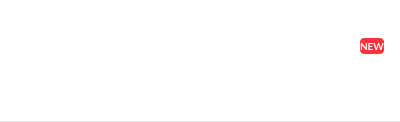
Above: src/MEGASync/gui/macx/AlertItem.ui from meganz/MEGAsync before the change. Below: the same form after it.
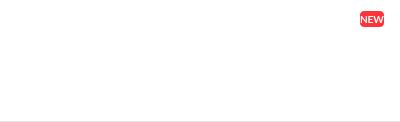
That is the form after the change. The open tabs and pages were chosen to show the change. Icons and pictures are not drawn. Custom widgets are drawn as their Qt base class.

Commit message: UI fixes and adjustments for alert widget

What changed in the file:
```diff
--- a/src/MEGASync/gui/macx/AlertItem.ui
+++ b/src/MEGASync/gui/macx/AlertItem.ui
@@ -33,7 +33,7 @@
   </property>
   <layout class="QVBoxLayout" name="verticalLayout">
    <property name="spacing">
-    <number>10</number>
+    <number>11</number>
    </property>
    <property name="leftMargin">
     <number>0</number>
@@ -48,17 +48,17 @@
     <number>0</number>
    </property>
    <item>
-    <widget class="QWidget" name="widget_2" native="true">
+    <widget class="QWidget" name="wContainer" native="true">
      <property name="minimumSize">
       <size>
        <width>0</width>
-       <height>0</height>
+       <height>121</height>
       </size>
      </property>
      <property name="maximumSize">
       <size>
        <width>16777215</width>
-       <height>16777215</height>
+       <height>121</height>
       </size>
      </property>
      <layout class="QVBoxLayout" name="verticalLayout_2">
@@ -69,25 +69,46 @@
        <number>0</number>
       </property>
       <property name="topMargin">
-       <number>10</number>
+       <number>7</number>
       </property>
       <property name="rightMargin">
        <number>0</number>
       </property>
       <property name="bottomMargin">
-       <number>0</number>
+       <number>7</number>
       </property>
       <item>
        <widget class="QWidget" name="wTitle" native="true">
         <layout class="QHBoxLayout" name="horizontalLayout_4">
+         <property name="spacing">
+          <number>4</number>
+         </property>
          <property name="leftMargin">
-          <number>21</number>
+          <number>16</number>
          </property>
          <property name="topMargin">
           <number>0</number>
          </property>
          <property name="rightMargin">
           <number>16</number>
+         </property>
+         <property name="bottomMargin">
+          <number>0</number>
+         </property>
+         <item>
+          <widget class="QWidget" name="wNotificationIcon" native="true">
+           <layout class="QHBoxLayout" name="horizontalLayout_5">
+            <property name="spacing">
+             <number>0</number>
+            </property>
+            <property name="leftMargin">
+             <number>0</number>
+            </property>
+            <property name="topMargin">
+             <number>0</number>
+            </property>
+            <property name="rightMargin">
+             <number>0</number>
          </property>
          <property name="bottomMargin">
           <number>0</number>
@@ -115,17 +136,15 @@
            <property name="text">
             <string/>
            </property>
-           <property name="icon">
-            <iconset>
-             <normalon>:/images/share_arrow.png</normalon>
-            </iconset>
-           </property>
            <property name="iconSize">
             <size>
              <width>10</width>
              <height>8</height>
             </size>
            </property>
+             </widget>
+            </item>
+           </layout>
           </widget>
          </item>
          <item>
@@ -138,32 +157,84 @@
            </property>
           </widget>
          </item>
+         <item>
+          <spacer name="horizontalSpacer_2">
+           <property name="orientation">
+            <enum>Qt::Horizontal</enum>
+           </property>
+           <property name="sizeHint" stdset="0">
+            <size>
+             <width>40</width>
+             <height>20</height>
+            </size>
+           </property>
+          </spacer>
+         </item>
+         <item>
+          <widget class="QLabel" name="lNew">
+           <property name="sizePolicy">
+            <sizepolicy hsizetype="Minimum" vsizetype="Minimum">
+             <horstretch>0</horstretch>
+             <verstretch>0</verstretch>
+            </sizepolicy>
+           </property>
+           <property name="maximumSize">
+            <size>
+             <width>16777215</width>
+             <height>16</height>
+            </size>
+           </property>
+           <property name="styleSheet">
+            <string notr="true">#lNew
+{
+background-color: #FF333A;
+color: #FFFFFF;
+font-weight: bold;
+font-family: Lato;
+font-size: 10px;
+border-radius: 4px;
+}</string>
+           </property>
+           <property name="text">
+            <string>NEW</string>
+           </property>
+           <property name="alignment">
+            <set>Qt::AlignCenter</set>
+           </property>
+           <property name="margin">
+            <number>4</number>
+           </property>
+          </widget>
+         </item>
         </layout>
        </widget>
       </item>
       <item>
-       <widget class="QWidget" name="widget" native="true">
+       <widget class="QWidget" name="wHeading" native="true">
         <property name="minimumSize">
          <size>
           <width>0</width>
-          <height>40</height>
+          <height>24</height>
          </size>
         </property>
         <property name="maximumSize">
          <size>
           <width>16777215</width>
-          <height>40</height>
+          <height>24</height>
          </size>
         </property>
         <layout class="QHBoxLayout" name="horizontalLayout">
+         <property name="spacing">
+          <number>4</number>
+         </property>
          <property name="leftMargin">
-          <number>16</number>
+          <number>14</number>
          </property>
          <property name="topMargin">
           <number>0</number>
          </property>
          <property name="rightMargin">
-          <number>16</number>
+          <number>14</number>
          </property>
          <property name="bottomMargin">
           <number>0</number>
@@ -183,7 +254,7 @@
             </size>
            </property>
            <property name="currentIndex">
-            <number>0</number>
+            <number>1</number>
            </property>
            <widget class="QWidget" name="pContact">
             <layout class="QHBoxLayout" name="horizontalLayout_3">
@@ -301,42 +372,6 @@
            </property>
           </spacer>
          </item>
-         <item>
-          <widget class="QLabel" name="lNew">
-           <property name="sizePolicy">
-            <sizepolicy hsizetype="Minimum" vsizetype="Minimum">
-             <horstretch>0</horstretch>
-             <verstretch>0</verstretch>
-            </sizepolicy>
-           </property>
-           <property name="maximumSize">
-            <size>
-             <width>16777215</width>
-             <height>16</height>
-            </size>
-           </property>
-           <property name="styleSheet">
-            <string notr="true">#lNew
-{
-background-color: #FF333A;
-color: #FFFFFF;
-font-weight: bold;
-font-family: Lato;
-font-size: 10px;
-border-radius: 4px;
-}</string>
-           </property>
-           <property name="text">
-            <string>NEW</string>
-           </property>
-           <property name="alignment">
-            <set>Qt::AlignCenter</set>
-           </property>
-           <property name="margin">
-            <number>4</number>
-           </property>
-          </widget>
-         </item>
         </layout>
        </widget>
       </item>
@@ -345,15 +380,15 @@
         <property name="minimumSize">
          <size>
           <width>0</width>
-          <height>30</height>
+          <height>35</height>
          </size>
         </property>
         <property name="styleSheet">
          <string notr="true">#lDesc
 {
 font-family: Lato;
-margin-left: 16px;
-margin-right: 16px;
+margin-left: 13px;
+margin-right: 13px;
 font-size: 14px;
 }</string>
         </property>
@@ -363,6 +398,9 @@
         <property name="textFormat">
          <enum>Qt::RichText</enum>
         </property>
+        <property name="alignment">
+         <set>Qt::AlignLeading|Qt::AlignLeft|Qt::AlignVCenter</set>
+        </property>
         <property name="wordWrap">
          <bool>true</bool>
         </property>
@@ -376,8 +414,8 @@
 	color: #777777;
 	font-family: Lato;
 	font-size: 12px;
-	margin-left: 16px;
-    margin-right: 16px;
+	margin-left: 12px;
+    margin-right: 12px;
 }</string>
         </property>
         <property name="text">
```
Lines whose indentation alone changed are shown as unchanged. The commit also changes 3 other files.
